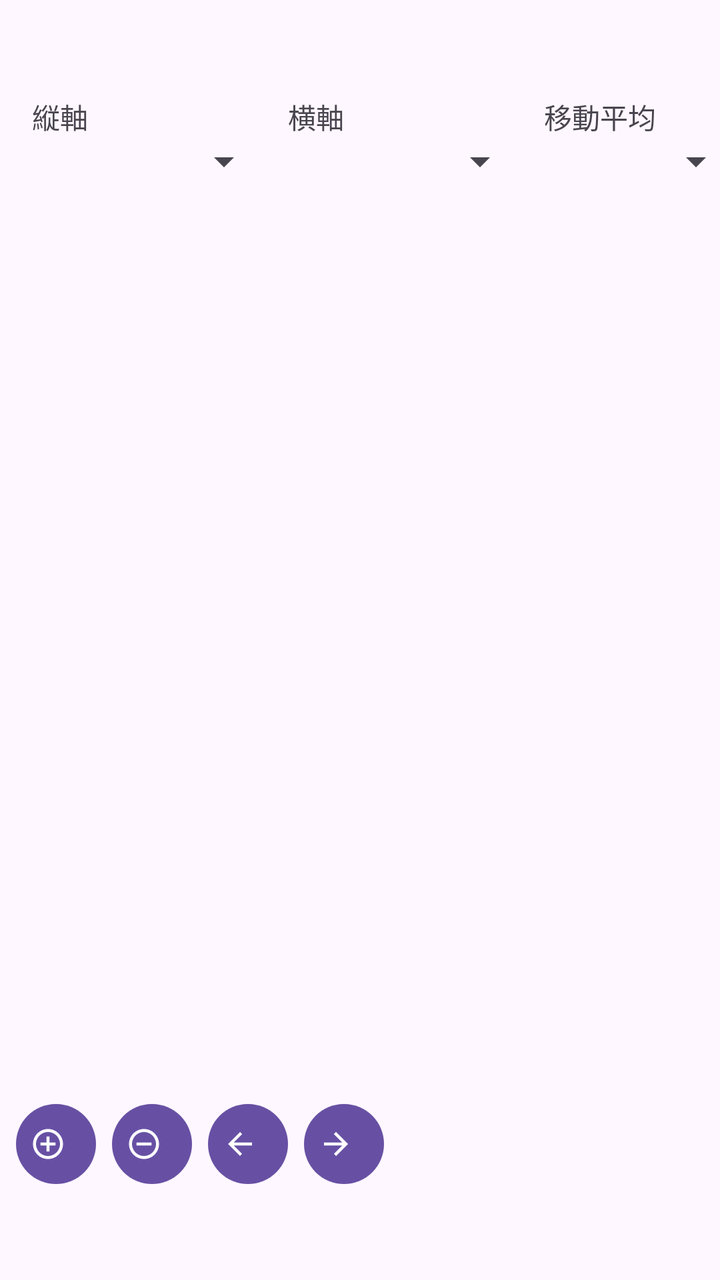
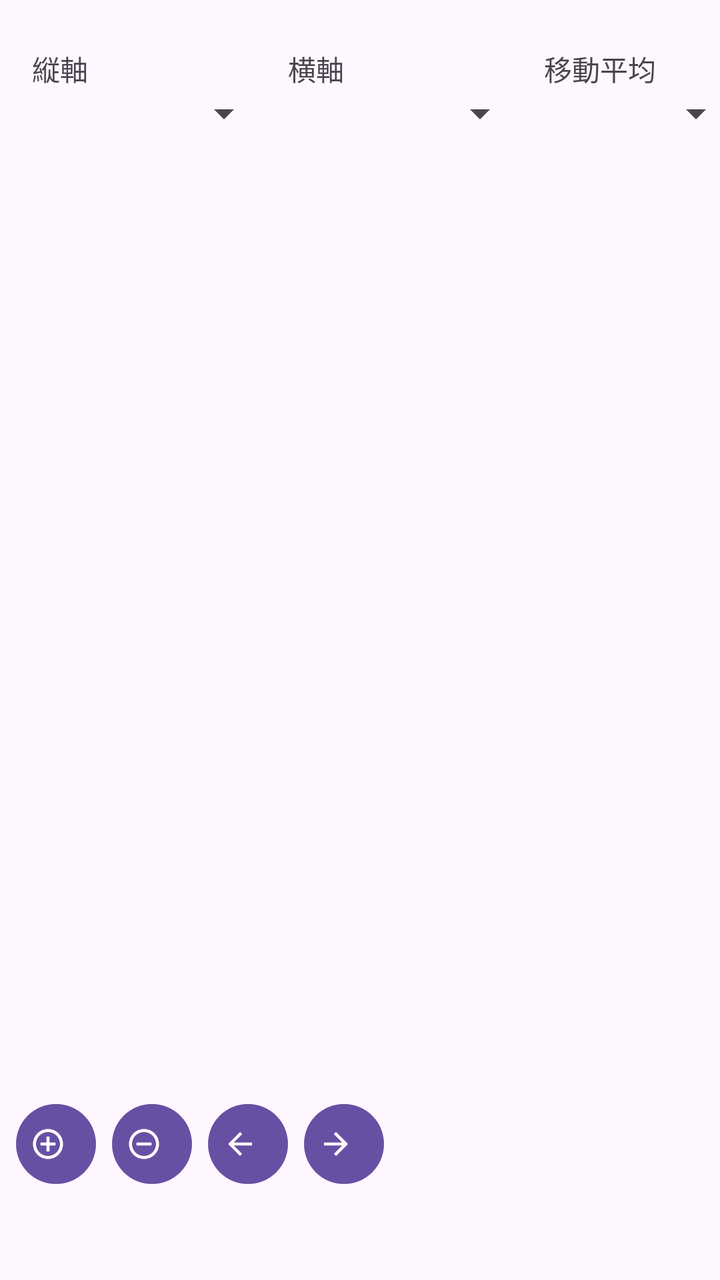

An Android layout rendered at two revisions. The XML below is the earlier revision; the diff shows what the commit changed to produce the second picture.
<!-- AndroidManifest.xml: application theme Theme.MyApplication4 -->
<!-- res/layout/activity_gps_graph.xml -->
<?xml version="1.0" encoding="utf-8"?>
<androidx.constraintlayout.widget.ConstraintLayout xmlns:android="http://schemas.android.com/apk/res/android"
    xmlns:app="http://schemas.android.com/apk/res-auto"
    xmlns:tools="http://schemas.android.com/tools"
    android:id="@+id/main"
    android:layout_width="match_parent"
    android:layout_height="match_parent"
    tools:context=".GpsGraph">

    <TextView
        android:id="@+id/textView8"
        android:layout_width="wrap_content"
        android:layout_height="wrap_content"
        android:layout_marginStart="16dp"
        android:layout_marginTop="48dp"
        android:text="縦軸"
        android:textSize="14sp"
        app:layout_constraintStart_toStartOf="parent"
        app:layout_constraintTop_toTopOf="parent" />

    <Spinner
        android:id="@+id/spVertical"
        android:layout_width="120dp"
        android:layout_height="wrap_content"
        android:layout_marginStart="16dp"
        app:layout_constraintStart_toStartOf="parent"
        app:layout_constraintTop_toBottomOf="@+id/textView8" />

    <TextView
        android:id="@+id/textView9"
        android:layout_width="wrap_content"
        android:layout_height="wrap_content"
        android:layout_marginStart="100dp"
        android:text="横軸"
        android:textSize="14sp"
        app:layout_constraintStart_toEndOf="@+id/textView8"
        app:layout_constraintTop_toTopOf="@+id/textView8" />

    <TextView
        android:id="@+id/textView10"
        android:layout_width="wrap_content"
        android:layout_height="wrap_content"
        android:layout_marginStart="100dp"
        android:text="移動平均"
        android:textSize="14sp"
        app:layout_constraintStart_toEndOf="@+id/textView9"
        app:layout_constraintTop_toTopOf="@+id/textView9" />

    <Spinner
        android:id="@+id/spHorizontal"
        android:layout_width="120dp"
        android:layout_height="wrap_content"
        android:layout_marginStart="8dp"
        app:layout_constraintStart_toEndOf="@+id/spVertical"
        app:layout_constraintTop_toBottomOf="@+id/textView9" />

    <Spinner
        android:id="@+id/spAverageCount"
        android:layout_width="100dp"
        android:layout_height="wrap_content"
        android:layout_marginStart="8dp"
        app:layout_constraintStart_toEndOf="@+id/spHorizontal"
        app:layout_constraintTop_toBottomOf="@+id/textView10" />

    <LinearLayout
        android:id="@+id/linearLayoutGraphview"
        android:layout_width="match_parent"
        android:layout_height="0dp"
        android:orientation="vertical"
        app:layout_constraintBottom_toTopOf="@+id/button29"
        app:layout_constraintEnd_toEndOf="parent"
        app:layout_constraintStart_toStartOf="parent"
        app:layout_constraintTop_toBottomOf="@+id/spAverageCount">

    </LinearLayout>

    <Button
        android:id="@+id/button29"
        android:layout_width="40dp"
        android:layout_height="wrap_content"
        android:layout_marginStart="8dp"
        android:layout_marginBottom="44dp"
        android:paddingLeft="7dp"
        app:icon="@drawable/ic_baseline_add_circle_outline_24"
        app:layout_constraintBottom_toBottomOf="parent"
        app:layout_constraintStart_toStartOf="parent" />

    <Button
        android:id="@+id/button30"
        android:layout_width="40dp"
        android:layout_height="wrap_content"
        android:layout_marginStart="8dp"
        android:layout_marginBottom="44dp"
        android:paddingLeft="7dp"
        app:icon="@drawable/ic_baseline_remove_circle_outline_24"
        app:layout_constraintBottom_toBottomOf="parent"
        app:layout_constraintStart_toEndOf="@+id/button29" />

    <Button
        android:id="@+id/button31"
        android:layout_width="40dp"
        android:layout_height="wrap_content"
        android:layout_marginStart="8dp"
        android:layout_marginBottom="44dp"
        android:paddingLeft="7dp"
        app:icon="@drawable/ic_baseline_arrow_back_24"
        app:layout_constraintBottom_toBottomOf="parent"
        app:layout_constraintStart_toEndOf="@+id/button30" />

    <Button
        android:id="@+id/button32"
        android:layout_width="40dp"
        android:layout_height="wrap_content"
        android:layout_marginStart="8dp"
        android:layout_marginBottom="44dp"
        android:paddingLeft="7dp"
        app:icon="@drawable/ic_baseline_arrow_forward_24"
        app:layout_constraintBottom_toBottomOf="parent"
        app:layout_constraintStart_toEndOf="@+id/button31" />

</androidx.constraintlayout.widget.ConstraintLayout>
<!-- resources referenced by this layout -->
<resources>
  <!-- drawable ic_baseline_add_circle_outline_24 (drawable) -->
  <vector xmlns:android="http://schemas.android.com/apk/res/android"
      android:width="24dp"
      android:height="24dp"
      android:viewportWidth="24"
      android:viewportHeight="24"
      android:tint="?attr/colorControlNormal">
    <path
        android:fillColor="@android:color/white"
        android:pathData="M13,7h-2v4L7,11v2h4v4h2v-4h4v-2h-4L13,7zM12,2C6.48,2 2,6.48 2,12s4.48,10 10,10 10,-4.48 10,-10S17.52,2 12,2zM12,20c-4.41,0 -8,-3.59 -8,-8s3.59,-8 8,-8 8,3.59 8,8 -3.59,8 -8,8z"/>
  </vector>
  <!-- drawable ic_baseline_arrow_back_24 (drawable) -->
  <vector xmlns:android="http://schemas.android.com/apk/res/android"
      android:width="24dp"
      android:height="24dp"
      android:viewportWidth="24"
      android:viewportHeight="24"
      android:tint="?attr/colorControlNormal"
      android:autoMirrored="true">
    <path
        android:fillColor="@android:color/white"
        android:pathData="M20,11H7.83l5.59,-5.59L12,4l-8,8 8,8 1.41,-1.41L7.83,13H20v-2z"/>
  </vector>
  <!-- drawable ic_baseline_arrow_forward_24 (drawable) -->
  <vector xmlns:android="http://schemas.android.com/apk/res/android"
      android:width="24dp"
      android:height="24dp"
      android:viewportWidth="24"
      android:viewportHeight="24"
      android:tint="?attr/colorControlNormal"
      android:autoMirrored="true">
    <path
        android:fillColor="@android:color/white"
        android:pathData="M12,4l-1.41,1.41L16.17,11H4v2h12.17l-5.58,5.59L12,20l8,-8z"/>
  </vector>
  <!-- drawable ic_baseline_remove_circle_outline_24 (drawable) -->
  <vector xmlns:android="http://schemas.android.com/apk/res/android"
      android:width="24dp"
      android:height="24dp"
      android:viewportWidth="24"
      android:viewportHeight="24"
      android:tint="?attr/colorControlNormal">
    <path
        android:fillColor="@android:color/white"
        android:pathData="M7,11v2h10v-2L7,11zM12,2C6.48,2 2,6.48 2,12s4.48,10 10,10 10,-4.48 10,-10S17.52,2 12,2zM12,20c-4.41,0 -8,-3.59 -8,-8s3.59,-8 8,-8 8,3.59 8,8 -3.59,8 -8,8z"/>
  </vector>
  <style name="Theme.MyApplication4" parent="Base.Theme.MyApplication4" />
  <style name="Base.Theme.MyApplication4" parent="Theme.Material3.DayNight">
          
          
      </style>
</resources>

<!-- the commit's change to res/layout/activity_gps_graph.xml (unified diff, before → after) -->
@@ -12,7 +12,7 @@
         android:layout_width="wrap_content"
         android:layout_height="wrap_content"
         android:layout_marginStart="16dp"
-        android:layout_marginTop="48dp"
+        android:layout_marginTop="24dp"
         android:text="縦軸"
         android:textSize="14sp"
         app:layout_constraintStart_toStartOf="parent"
